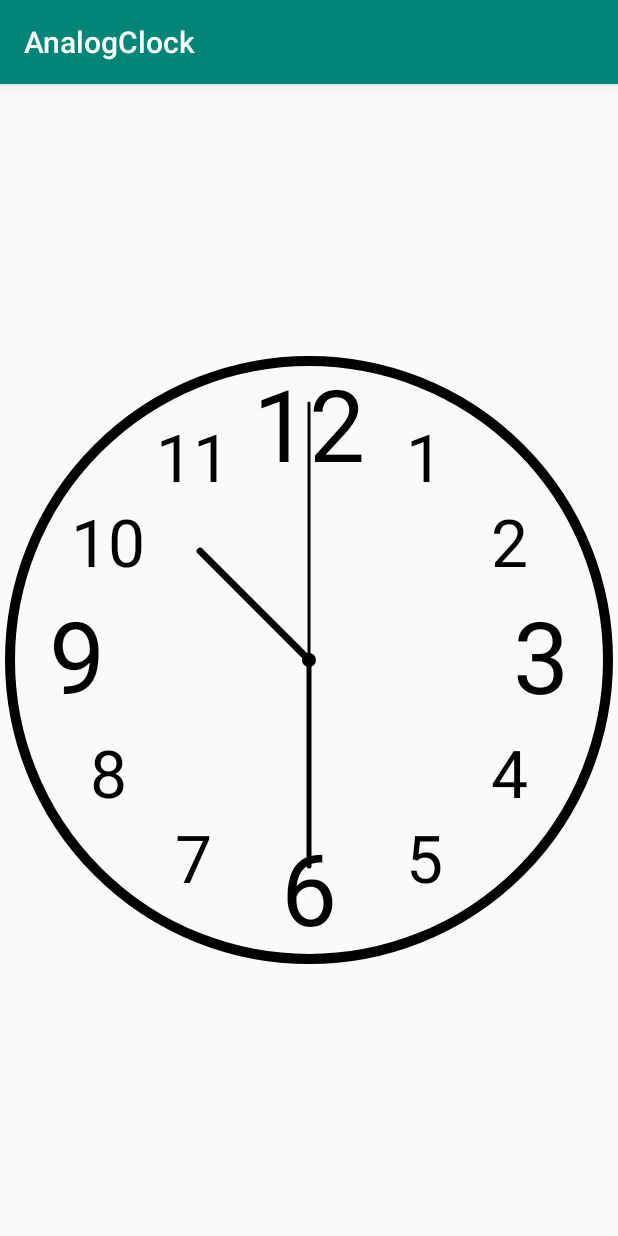
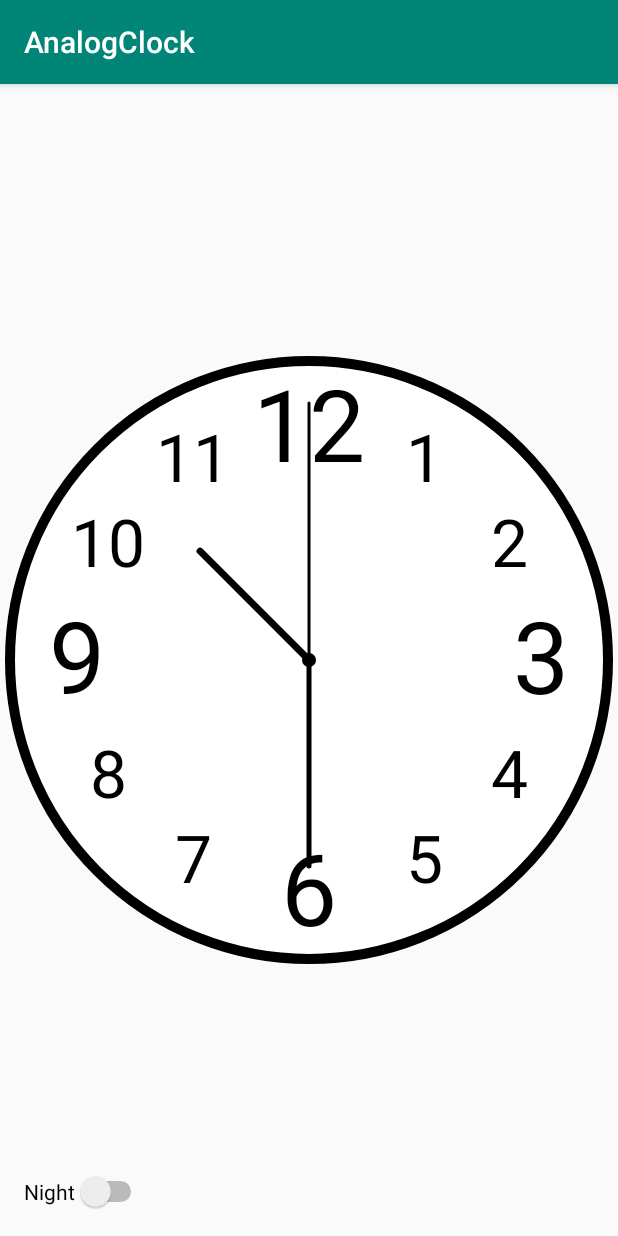
Before and after one commit to dawidd6/AnalogClock, an Android app: the screen it shows after launch (MainActivity), on a phone screen of 412 x 824 dp. Run offline under Robolectric (Android 15) with nearby library versions, the phone set to English and light mode, and no system bars.

Commit message:
add night mode

```diff
--- a/app/src/main/java/com/example/analogclock/AnalogClock.java
+++ b/app/src/main/java/com/example/analogclock/AnalogClock.java
@@ -12,63 +12,6 @@ import androidx.annotation.Nullable;
 import java.util.Calendar;
 
 public class AnalogClock extends View {
-    private int hour;
-    private int minute;
-    private int second;
-
-    private Paint bigCirclePaint;
-    private Paint smallCirclePaint;
-    private Paint hourTipPaint;
-    private Paint minuteTipPaint;
-    private Paint secondTipPaint;
-    private Paint bigNumberPaint;
-    private Paint smallNumberPaint;
-
-    public AnalogClock(Context context, @Nullable AttributeSet attrs) {
-        super(context, attrs);
-
-        bigCirclePaint = new Paint();
-        bigCirclePaint.setColor(Color.BLACK);
-        bigCirclePaint.setStyle(Paint.Style.STROKE);
-        bigCirclePaint.setStrokeWidth(10);
-        bigCirclePaint.setAntiAlias(true);
-
-        smallCirclePaint = new Paint();
-        smallCirclePaint.setColor(Color.BLACK);
-        smallCirclePaint.setStyle(Paint.Style.FILL);
-        smallCirclePaint.setAntiAlias(true);
-
-        hourTipPaint = new Paint();
-        hourTipPaint.setColor(Color.BLACK);
-        hourTipPaint.setStrokeWidth(7);
-        hourTipPaint.setAntiAlias(true);
-        hourTipPaint.setStrokeCap(Paint.Cap.ROUND);
-
-        minuteTipPaint = new Paint();
-        minuteTipPaint.setColor(Color.BLACK);
-        minuteTipPaint.setStrokeWidth(5);
-        minuteTipPaint.setAntiAlias(true);
-        minuteTipPaint.setStrokeCap(Paint.Cap.ROUND);
-
-        secondTipPaint = new Paint();
-        secondTipPaint.setColor(Color.BLACK);
-        secondTipPaint.setStrokeWidth(3);
-        secondTipPaint.setAntiAlias(true);
-        secondTipPaint.setStrokeCap(Paint.Cap.ROUND);
-
-        bigNumberPaint = new Paint();
-        bigNumberPaint.setColor(Color.BLACK);
-        bigNumberPaint.setTextSize(100);
-        bigNumberPaint.setTextAlign(Paint.Align.CENTER);
-        bigNumberPaint.setStrokeCap(Paint.Cap.ROUND);
-
-        smallNumberPaint = new Paint();
-        smallNumberPaint.setColor(Color.BLACK);
-        smallNumberPaint.setTextSize(66);
-        smallNumberPaint.setTextAlign(Paint.Align.CENTER);
-        smallNumberPaint.setStrokeCap(Paint.Cap.ROUND);
-    }
-
     private AnalogClockRealTimeThread thread;
     private class AnalogClockRealTimeThread extends Thread {
         @Override
@@ -89,6 +32,75 @@ public class AnalogClock extends View {
         }
     }
 
+    private boolean night;
+
+    private int hour;
+    private int minute;
+    private int second;
+
+    private Paint ringPaint;
+    private Paint bigCirclePaint;
+    private Paint smallCirclePaint;
+    private Paint hourTipPaint;
+    private Paint minuteTipPaint;
+    private Paint secondTipPaint;
+    private Paint bigNumberPaint;
+    private Paint smallNumberPaint;
+
+    public void init() {
+        int frontColor = night ? Color.WHITE : Color.BLACK;
+        int backColor = night ? Color.BLACK : Color.WHITE;
+
+        bigCirclePaint = new Paint();
+        bigCirclePaint.setColor(backColor);
+
+        ringPaint = new Paint();
+        ringPaint.setColor(frontColor);
+        ringPaint.setStyle(Paint.Style.STROKE);
+        ringPaint.setStrokeWidth(10);
+        ringPaint.setAntiAlias(true);
+
+        smallCirclePaint = new Paint();
+        smallCirclePaint.setColor(frontColor);
+        smallCirclePaint.setStyle(Paint.Style.FILL);
+        smallCirclePaint.setAntiAlias(true);
+
+        hourTipPaint = new Paint();
+        hourTipPaint.setColor(frontColor);
+        hourTipPaint.setStrokeWidth(7);
+        hourTipPaint.setAntiAlias(true);
+        hourTipPaint.setStrokeCap(Paint.Cap.ROUND);
+
+        minuteTipPaint = new Paint();
+        minuteTipPaint.setColor(frontColor);
+        minuteTipPaint.setStrokeWidth(5);
+        minuteTipPaint.setAntiAlias(true);
+        minuteTipPaint.setStrokeCap(Paint.Cap.ROUND);
+
+        secondTipPaint = new Paint();
+        secondTipPaint.setColor(frontColor);
+        secondTipPaint.setStrokeWidth(3);
+        secondTipPaint.setAntiAlias(true);
+        secondTipPaint.setStrokeCap(Paint.Cap.ROUND);
+
+        bigNumberPaint = new Paint();
+        bigNumberPaint.setColor(frontColor);
+        bigNumberPaint.setTextSize(100);
+        bigNumberPaint.setTextAlign(Paint.Align.CENTER);
+        bigNumberPaint.setStrokeCap(Paint.Cap.ROUND);
+
+        smallNumberPaint = new Paint();
+        smallNumberPaint.setColor(frontColor);
+        smallNumberPaint.setTextSize(66);
+        smallNumberPaint.setTextAlign(Paint.Align.CENTER);
+        smallNumberPaint.setStrokeCap(Paint.Cap.ROUND);
+    }
+
+    public AnalogClock(Context context, @Nullable AttributeSet attrs) {
+        super(context, attrs);
+        init();
+    }
+
     public void startRealTime() {
         thread = new AnalogClockRealTimeThread();
         thread.start();
@@ -105,6 +117,13 @@ public class AnalogClock extends View {
 
         Log.d("TIME", hour+":"+minute+":"+second);
 
+        invalidate();
+    }
+
+    public void setNight(boolean night) {
+        this.night = night;
+
+        init();
         invalidate();
     }
 
@@ -159,8 +178,15 @@ public class AnalogClock extends View {
         canvas.drawCircle(
                 centerX,
                 centerY,
-                bigCircleRadius - bigCirclePaint.getStrokeWidth(),
+                bigCircleRadius - ringPaint.getStrokeWidth(),
                 bigCirclePaint
+        );
+
+        canvas.drawCircle(
+                centerX,
+                centerY,
+                bigCircleRadius - ringPaint.getStrokeWidth(),
+                ringPaint
         );
 
         canvas.drawCircle(
--- a/app/src/main/java/com/example/analogclock/MainActivity.java
+++ b/app/src/main/java/com/example/analogclock/MainActivity.java
@@ -1,11 +1,11 @@
 package com.example.analogclock;
 
-import android.os.Handler;
-import android.util.Log;
+import android.view.View;
+import android.widget.Button;
+import android.widget.CompoundButton;
+import android.widget.Switch;
 import androidx.appcompat.app.AppCompatActivity;
 import android.os.Bundle;
-
-import java.util.Calendar;
 
 public class MainActivity extends AppCompatActivity {
     @Override
@@ -13,7 +13,15 @@ public class MainActivity extends AppCompatActivity {
         super.onCreate(savedInstanceState);
         setContentView(R.layout.activity_main);
 
-        AnalogClock clock = findViewById(R.id.clock);
+        final AnalogClock clock = findViewById(R.id.clock);
         clock.startRealTime();
+
+        Switch switchNightMode = findViewById(R.id.switchNightMode);
+        switchNightMode.setOnCheckedChangeListener(new CompoundButton.OnCheckedChangeListener() {
+            @Override
+            public void onCheckedChanged(CompoundButton buttonView, boolean isChecked) {
+               clock.setNight(isChecked);
+            }
+        });
     }
 }
--- a/app/src/main/res/layout/activity_main.xml
+++ b/app/src/main/res/layout/activity_main.xml
@@ -15,4 +15,15 @@
         app:layout_constraintStart_toStartOf="parent"
         app:layout_constraintTop_toTopOf="parent"></com.example.analogclock.AnalogClock>
 
+    <Switch
+        android:id="@+id/switchNightMode"
+        android:layout_width="wrap_content"
+        android:layout_height="wrap_content"
+        android:layout_marginBottom="16dp"
+        android:layout_marginLeft="16dp"
+        android:layout_marginStart="16dp"
+        android:text="@string/night_mode"
+        app:layout_constraintBottom_toBottomOf="parent"
+        app:layout_constraintStart_toStartOf="parent" />
+
 </androidx.constraintlayout.widget.ConstraintLayout>
--- a/app/src/main/res/values/strings.xml
+++ b/app/src/main/res/values/strings.xml
@@ -1,3 +1,4 @@
 <resources>
     <string name="app_name">AnalogClock</string>
+    <string name="night_mode">Night</string>
 </resources>
```
